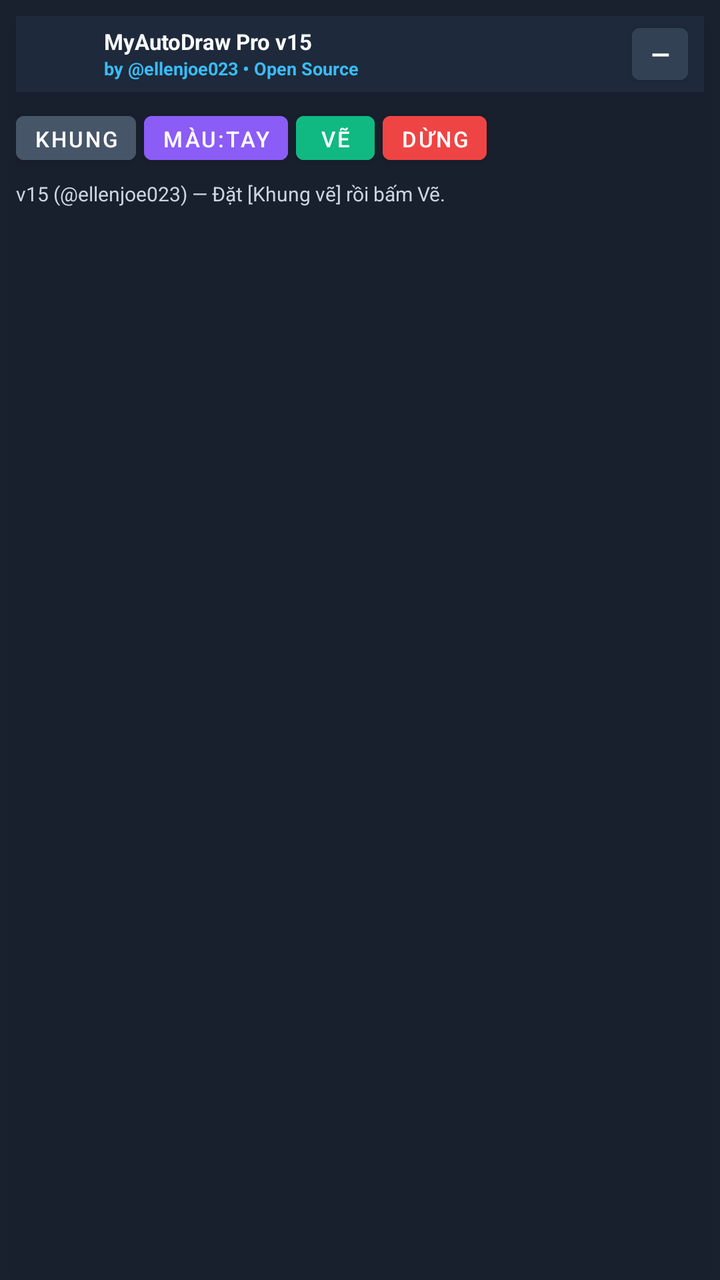
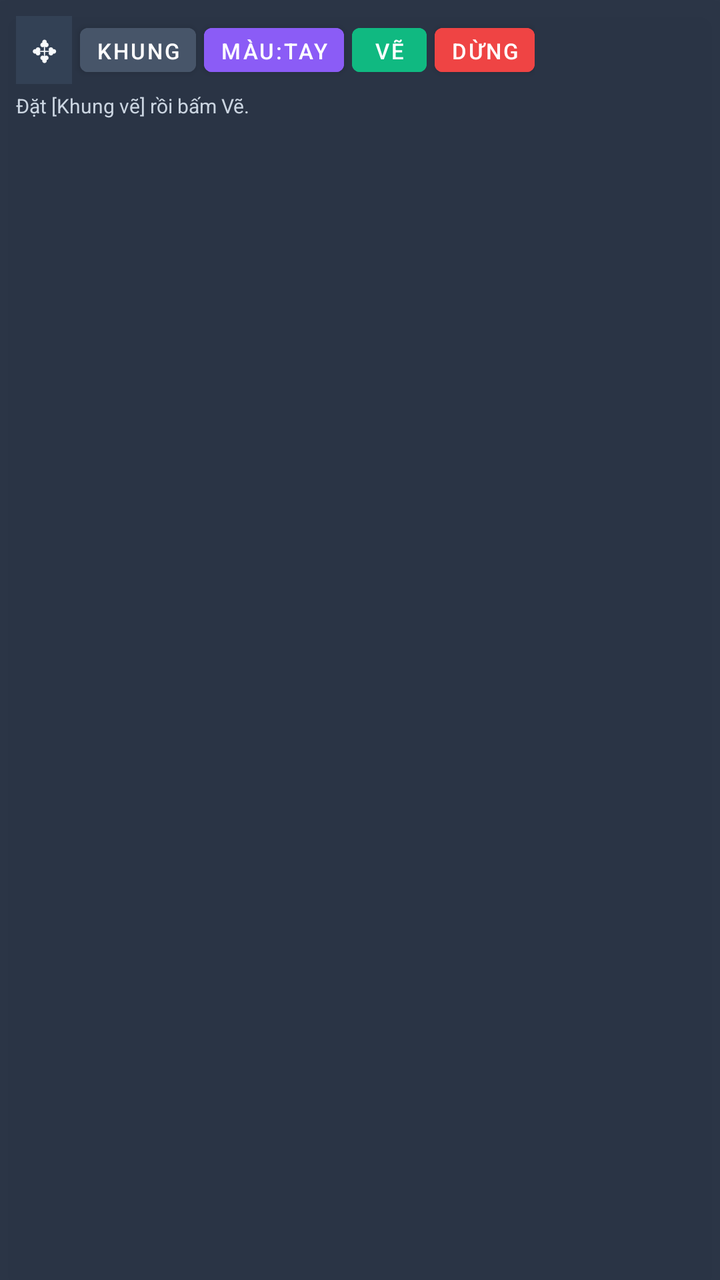

Before-and-after screenshots of an Android layout around one commit, followed by the original layout XML and the change that was made.
<!-- AndroidManifest.xml: application theme AppTheme -->
<!-- res/layout/overlay_panel.xml -->
<LinearLayout xmlns:android="http://schemas.android.com/apk/res/android" android:layout_width="wrap_content" android:layout_height="wrap_content" android:background="#F5111827" android:elevation="14dp" android:orientation="vertical" android:padding="8dp">

<LinearLayout android:id="@+id/btnDragHandle" android:layout_width="match_parent" android:layout_height="wrap_content" android:background="#1E293B" android:gravity="center_vertical" android:orientation="horizontal" android:paddingHorizontal="8dp" android:paddingVertical="5dp">
<ImageView android:id="@+id/imgOverlayAvatar" android:layout_width="28dp" android:layout_height="28dp" android:contentDescription="Avatar" android:scaleType="centerCrop" android:src="@mipmap/ic_launcher_round"/>
<LinearLayout android:layout_width="0dp" android:layout_height="wrap_content" android:layout_marginStart="8dp" android:layout_weight="1" android:orientation="vertical">
<TextView android:layout_width="wrap_content" android:layout_height="wrap_content" android:text="MyAutoDraw Pro v15" android:textColor="#F8FAFC" android:textSize="11sp" android:textStyle="bold"/>
<TextView android:layout_width="wrap_content" android:layout_height="wrap_content" android:text="by @ellenjoe023 • Open Source" android:textColor="#38BDF8" android:textSize="9sp" android:textStyle="bold"/>
</LinearLayout>
<Button android:id="@+id/btnMinimizePanel" android:layout_width="28dp" android:layout_height="26dp" android:layout_marginStart="6dp" android:backgroundTint="#334155" android:insetTop="0dp" android:insetBottom="0dp" android:minWidth="0dp" android:minHeight="0dp" android:padding="0dp" android:text="—" android:textColor="#F8FAFC" android:textSize="12sp" android:textStyle="bold"/>
</LinearLayout>

<LinearLayout android:id="@+id/layoutOverlayBody" android:layout_width="wrap_content" android:layout_height="wrap_content" android:layout_marginTop="6dp" android:orientation="vertical">
<LinearLayout android:layout_width="wrap_content" android:layout_height="wrap_content" android:gravity="center_vertical" android:orientation="horizontal">
<Button android:id="@+id/btnToggleMarkers" android:layout_width="wrap_content" android:layout_height="34dp" android:backgroundTint="#475569" android:minWidth="0dp" android:paddingHorizontal="9dp" android:text="Khung" android:textColor="#FFFFFF" android:textSize="11sp"/>
<Button android:id="@+id/btnColorModeSwitch" android:layout_width="wrap_content" android:layout_height="34dp" android:layout_marginStart="4dp" android:backgroundTint="#8B5CF6" android:minWidth="0dp" android:paddingHorizontal="9dp" android:text="Màu:Tay" android:textColor="#FFFFFF" android:textSize="11sp"/>
<Button android:id="@+id/btnStartDraw" android:layout_width="wrap_content" android:layout_height="34dp" android:layout_marginStart="4dp" android:backgroundTint="#10B981" android:minWidth="0dp" android:paddingHorizontal="12dp" android:text="Vẽ" android:textColor="#FFFFFF" android:textSize="11sp"/>
<Button android:id="@+id/btnStopDraw" android:layout_width="wrap_content" android:layout_height="34dp" android:layout_marginStart="4dp" android:backgroundTint="#EF4444" android:minWidth="0dp" android:paddingHorizontal="9dp" android:text="Dừng" android:textColor="#FFFFFF" android:textSize="11sp"/>
</LinearLayout>

<LinearLayout android:id="@+id/layoutManualPickBar" android:layout_width="wrap_content" android:layout_height="wrap_content" android:layout_marginTop="5dp" android:background="#1E293B" android:gravity="center_vertical" android:orientation="horizontal" android:padding="5dp" android:visibility="gone">
<View android:id="@+id/viewColorPreview" android:layout_width="34dp" android:layout_height="34dp" android:background="#FFFFFF"/>
<TextView android:id="@+id/txtPickColorCode" android:layout_width="wrap_content" android:layout_height="wrap_content" android:layout_marginStart="6dp" android:text="#FFFFFF H0 S0 V100" android:textColor="#F8FAFC" android:textSize="10sp" android:textStyle="bold"/>
<Button android:id="@+id/btnSkipColor" android:layout_width="wrap_content" android:layout_height="34dp" android:layout_marginStart="6dp" android:backgroundTint="#64748B" android:minWidth="0dp" android:paddingHorizontal="8dp" android:text="Bỏ qua" android:textColor="#FFFFFF" android:textSize="11sp"/>
<Button android:id="@+id/btnContinueDraw" android:layout_width="wrap_content" android:layout_height="34dp" android:layout_marginStart="4dp" android:backgroundTint="#2563EB" android:minWidth="0dp" android:paddingHorizontal="10dp" android:text="Vẽ tiếp ▶" android:textColor="#FFFFFF" android:textSize="11sp"/>
</LinearLayout>
<TextView android:id="@+id/txtOverlayStatus" android:layout_width="match_parent" android:layout_height="wrap_content" android:layout_marginTop="4dp" android:maxWidth="310dp" android:text="v15 (@ellenjoe023) — Đặt [Khung vẽ] rồi bấm Vẽ." android:textColor="#CBD5E1" android:textSize="10sp"/>
</LinearLayout>
</LinearLayout>
<!-- resources referenced by this layout -->
<resources>
  <!-- mipmap ic_launcher_round (mipmap-anydpi-v26) -->
  <?xml version="1.0" encoding="utf-8"?>
  <adaptive-icon xmlns:android="http://schemas.android.com/apk/res/android">
      <background android:drawable="@color/ic_launcher_background"/>
      <foreground android:drawable="@drawable/ic_launcher_foreground"/>
  </adaptive-icon>
  <style name="AppTheme" parent="Theme.MaterialComponents.DayNight.NoActionBar">
          <item name="colorPrimary">@color/colorPrimary</item>
          <item name="colorPrimaryDark">@color/colorPrimaryDark</item>
          <item name="colorAccent">@color/colorAccent</item>
          <item name="android:statusBarColor">@color/bgDark</item>
      </style>
  <color name="ic_launcher_background">#F7A0B4</color>
  <!-- drawable ic_launcher_foreground: png bitmap (drawable-nodpi, 234541 bytes) -->
  <color name="colorPrimary">#2563EB</color>
  <color name="colorPrimaryDark">#1D4ED8</color>
  <color name="colorAccent">#10B981</color>
  <color name="bgDark">#0F172A</color>
</resources>

<!-- the commit's change to res/layout/overlay_panel.xml (unified diff, before → after) -->
@@ -1,28 +1,124 @@
-<LinearLayout xmlns:android="http://schemas.android.com/apk/res/android" android:layout_width="wrap_content" android:layout_height="wrap_content" android:background="#F5111827" android:elevation="14dp" android:orientation="vertical" android:padding="8dp">
-
-<LinearLayout android:id="@+id/btnDragHandle" android:layout_width="match_parent" android:layout_height="wrap_content" android:background="#1E293B" android:gravity="center_vertical" android:orientation="horizontal" android:paddingHorizontal="8dp" android:paddingVertical="5dp">
-<ImageView android:id="@+id/imgOverlayAvatar" android:layout_width="28dp" android:layout_height="28dp" android:contentDescription="Avatar" android:scaleType="centerCrop" android:src="@mipmap/ic_launcher_round"/>
-<LinearLayout android:layout_width="0dp" android:layout_height="wrap_content" android:layout_marginStart="8dp" android:layout_weight="1" android:orientation="vertical">
-<TextView android:layout_width="wrap_content" android:layout_height="wrap_content" android:text="MyAutoDraw Pro v15" android:textColor="#F8FAFC" android:textSize="11sp" android:textStyle="bold"/>
-<TextView android:layout_width="wrap_content" android:layout_height="wrap_content" android:text="by @ellenjoe023 • Open Source" android:textColor="#38BDF8" android:textSize="9sp" android:textStyle="bold"/>
+<?xml version="1.0" encoding="utf-8"?>
+<LinearLayout xmlns:android="http://schemas.android.com/apk/res/android"
+    android:layout_width="wrap_content"
+    android:layout_height="wrap_content"
+    android:background="#EE1E293B"
+    android:elevation="12dp"
+    android:orientation="vertical"
+    android:padding="8dp">
+    <LinearLayout
+        android:layout_width="wrap_content"
+        android:layout_height="wrap_content"
+        android:gravity="center_vertical"
+        android:orientation="horizontal">
+        <TextView
+            android:id="@+id/btnDragHandle"
+            android:layout_width="28dp"
+            android:layout_height="34dp"
+            android:background="#334155"
+            android:gravity="center"
+            android:text="✥"
+            android:textColor="#F8FAFC"
+            android:textSize="15sp" />
+        <Button
+            android:id="@+id/btnToggleMarkers"
+            android:layout_width="wrap_content"
+            android:layout_height="34dp"
+            android:layout_marginStart="4dp"
+            android:backgroundTint="#475569"
+            android:minWidth="0dp"
+            android:paddingHorizontal="8dp"
+            android:text="Khung"
+            android:textColor="#FFFFFF"
+            android:textSize="11sp" />
+        <Button
+            android:id="@+id/btnColorModeSwitch"
+            android:layout_width="wrap_content"
+            android:layout_height="34dp"
+            android:layout_marginStart="4dp"
+            android:backgroundTint="#8B5CF6"
+            android:minWidth="0dp"
+            android:paddingHorizontal="8dp"
+            android:text="Màu:Tay"
+            android:textColor="#FFFFFF"
+            android:textSize="11sp" />
+        <Button
+            android:id="@+id/btnStartDraw"
+            android:layout_width="wrap_content"
+            android:layout_height="34dp"
+            android:layout_marginStart="4dp"
+            android:backgroundTint="#10B981"
+            android:minWidth="0dp"
+            android:paddingHorizontal="11dp"
+            android:text="Vẽ"
+            android:textColor="#FFFFFF"
+            android:textSize="11sp" />
+        <Button
+            android:id="@+id/btnStopDraw"
+            android:layout_width="wrap_content"
+            android:layout_height="34dp"
+            android:layout_marginStart="4dp"
+            android:backgroundTint="#EF4444"
+            android:minWidth="0dp"
+            android:paddingHorizontal="8dp"
+            android:text="Dừng"
+            android:textColor="#FFFFFF"
+            android:textSize="11sp" />
+    </LinearLayout>
+    <LinearLayout
+        android:id="@+id/layoutManualPickBar"
+        android:layout_width="wrap_content"
+        android:layout_height="wrap_content"
+        android:layout_marginTop="5dp"
+        android:background="#0F172A"
+        android:gravity="center_vertical"
+        android:orientation="horizontal"
+        android:padding="5dp"
+        android:visibility="gone">
+        <View
+            android:id="@+id/viewColorPreview"
+            android:layout_width="34dp"
+            android:layout_height="34dp"
+            android:background="#FFFFFF" />
+        <TextView
+            android:id="@+id/txtPickColorCode"
+            android:layout_width="wrap_content"
+            android:layout_height="wrap_content"
+            android:layout_marginStart="6dp"
+            android:text="#FFFFFF&#10;H0 S0 V100"
+            android:textColor="#F8FAFC"
+            android:textSize="10sp"
+            android:textStyle="bold" />
+        <Button
+            android:id="@+id/btnSkipColor"
+            android:layout_width="wrap_content"
+            android:layout_height="34dp"
+            android:layout_marginStart="6dp"
+            android:backgroundTint="#64748B"
+            android:minWidth="0dp"
+            android:paddingHorizontal="8dp"
+            android:text="Bỏ qua"
+            android:textColor="#FFFFFF"
+            android:textSize="11sp" />
+        <Button
+            android:id="@+id/btnContinueDraw"
+            android:layout_width="wrap_content"
+            android:layout_height="34dp"
+            android:layout_marginStart="4dp"
+            android:backgroundTint="#2563EB"
+            android:minWidth="0dp"
+            android:paddingHorizontal="10dp"
+            android:text="Vẽ tiếp ▶"
+            android:textColor="#FFFFFF"
+            android:textSize="11sp" />
+    </LinearLayout>
+    <TextView
+        android:id="@+id/txtOverlayStatus"
+        android:layout_width="match_parent"
+        android:layout_height="wrap_content"
+        android:layout_marginTop="4dp"
+        android:maxWidth="310dp"
+        android:text="Đặt [Khung vẽ] rồi bấm Vẽ."
+        android:textColor="#CBD5E1"
+        android:textSize="10sp" />
 </LinearLayout>
-<Button android:id="@+id/btnMinimizePanel" android:layout_width="28dp" android:layout_height="26dp" android:layout_marginStart="6dp" android:backgroundTint="#334155" android:insetTop="0dp" android:insetBottom="0dp" android:minWidth="0dp" android:minHeight="0dp" android:padding="0dp" android:text="—" android:textColor="#F8FAFC" android:textSize="12sp" android:textStyle="bold"/>
-</LinearLayout>
-
-<LinearLayout android:id="@+id/layoutOverlayBody" android:layout_width="wrap_content" android:layout_height="wrap_content" android:layout_marginTop="6dp" android:orientation="vertical">
-<LinearLayout android:layout_width="wrap_content" android:layout_height="wrap_content" android:gravity="center_vertical" android:orientation="horizontal">
-<Button android:id="@+id/btnToggleMarkers" android:layout_width="wrap_content" android:layout_height="34dp" android:backgroundTint="#475569" android:minWidth="0dp" android:paddingHorizontal="9dp" android:text="Khung" android:textColor="#FFFFFF" android:textSize="11sp"/>
-<Button android:id="@+id/btnColorModeSwitch" android:layout_width="wrap_content" android:layout_height="34dp" android:layout_marginStart="4dp" android:backgroundTint="#8B5CF6" android:minWidth="0dp" android:paddingHorizontal="9dp" android:text="Màu:Tay" android:textColor="#FFFFFF" android:textSize="11sp"/>
-<Button android:id="@+id/btnStartDraw" android:layout_width="wrap_content" android:layout_height="34dp" android:layout_marginStart="4dp" android:backgroundTint="#10B981" android:minWidth="0dp" android:paddingHorizontal="12dp" android:text="Vẽ" android:textColor="#FFFFFF" android:textSize="11sp"/>
-<Button android:id="@+id/btnStopDraw" android:layout_width="wrap_content" android:layout_height="34dp" android:layout_marginStart="4dp" android:backgroundTint="#EF4444" android:minWidth="0dp" android:paddingHorizontal="9dp" android:text="Dừng" android:textColor="#FFFFFF" android:textSize="11sp"/>
-</LinearLayout>
-
-<LinearLayout android:id="@+id/layoutManualPickBar" android:layout_width="wrap_content" android:layout_height="wrap_content" android:layout_marginTop="5dp" android:background="#1E293B" android:gravity="center_vertical" android:orientation="horizontal" android:padding="5dp" android:visibility="gone">
-<View android:id="@+id/viewColorPreview" android:layout_width="34dp" android:layout_height="34dp" android:background="#FFFFFF"/>
-<TextView android:id="@+id/txtPickColorCode" android:layout_width="wrap_content" android:layout_height="wrap_content" android:layout_marginStart="6dp" android:text="#FFFFFF H0 S0 V100" android:textColor="#F8FAFC" android:textSize="10sp" android:textStyle="bold"/>
-<Button android:id="@+id/btnSkipColor" android:layout_width="wrap_content" android:layout_height="34dp" android:layout_marginStart="6dp" android:backgroundTint="#64748B" android:minWidth="0dp" android:paddingHorizontal="8dp" android:text="Bỏ qua" android:textColor="#FFFFFF" android:textSize="11sp"/>
-<Button android:id="@+id/btnContinueDraw" android:layout_width="wrap_content" android:layout_height="34dp" android:layout_marginStart="4dp" android:backgroundTint="#2563EB" android:minWidth="0dp" android:paddingHorizontal="10dp" android:text="Vẽ tiếp ▶" android:textColor="#FFFFFF" android:textSize="11sp"/>
-</LinearLayout>
-<TextView android:id="@+id/txtOverlayStatus" android:layout_width="match_parent" android:layout_height="wrap_content" android:layout_marginTop="4dp" android:maxWidth="310dp" android:text="v15 (@ellenjoe023) — Đặt [Khung vẽ] rồi bấm Vẽ." android:textColor="#CBD5E1" android:textSize="10sp"/>
-</LinearLayout>
-</LinearLayout>
<!-- resource entries referenced after the edit -->
@@ -1,19 +1,11 @@
 <!-- resources referenced by this layout -->
 <resources>
-  <!-- mipmap ic_launcher_round (mipmap-anydpi-v26) -->
-  <?xml version="1.0" encoding="utf-8"?>
-  <adaptive-icon xmlns:android="http://schemas.android.com/apk/res/android">
-      <background android:drawable="@color/ic_launcher_background"/>
-      <foreground android:drawable="@drawable/ic_launcher_foreground"/>
-  </adaptive-icon>
   <style name="AppTheme" parent="Theme.MaterialComponents.DayNight.NoActionBar">
           <item name="colorPrimary">@color/colorPrimary</item>
           <item name="colorPrimaryDark">@color/colorPrimaryDark</item>
           <item name="colorAccent">@color/colorAccent</item>
           <item name="android:statusBarColor">@color/bgDark</item>
       </style>
-  <color name="ic_launcher_background">#F7A0B4</color>
-  <!-- drawable ic_launcher_foreground: png bitmap (drawable-nodpi, 234541 bytes) -->
   <color name="colorPrimary">#2563EB</color>
   <color name="colorPrimaryDark">#1D4ED8</color>
   <color name="colorAccent">#10B981</color>
